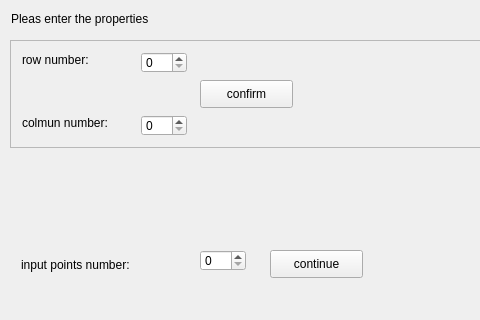
This is BigProject/settingwidget.ui in HaoyunHong/Analog-interface-of-digital-microfluidic-biochip as Qt 5 draws it before an edit; both pictures show x 0 to 480 and y 0 to 320 of the 1096 by 682 pixel window. The edited form follows.
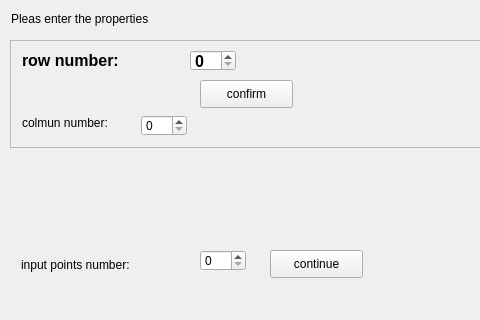
This is the edited form. Icons and pictures are not drawn.

```diff
--- a/BigProject/settingwidget.ui
+++ b/BigProject/settingwidget.ui
@@ -49,10 +49,17 @@
      <rect>
       <x>12</x>
       <y>12</y>
-      <width>88</width>
+      <width>151</width>
       <height>16</height>
      </rect>
     </property>
+    <property name="font">
+     <font>
+      <pointsize>12</pointsize>
+      <weight>75</weight>
+      <bold>true</bold>
+     </font>
+    </property>
     <property name="text">
      <string>row number:</string>
     </property>
@@ -73,12 +80,19 @@
    <widget class="QSpinBox" name="rowSpinBox">
     <property name="geometry">
      <rect>
-      <x>131</x>
-      <y>12</y>
+      <x>180</x>
+      <y>10</y>
       <width>46</width>
       <height>21</height>
      </rect>
     </property>
+    <property name="font">
+     <font>
+      <pointsize>12</pointsize>
+      <weight>75</weight>
+      <bold>true</bold>
+     </font>
+    </property>
    </widget>
    <widget class="QSpinBox" name="colSpinBox">
     <property name="geometry">
```
